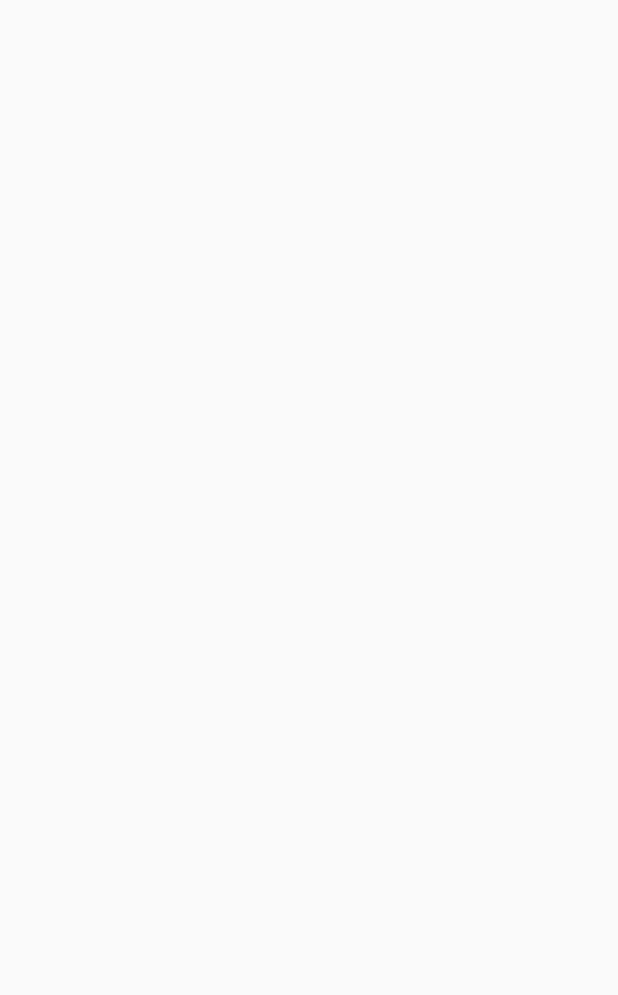
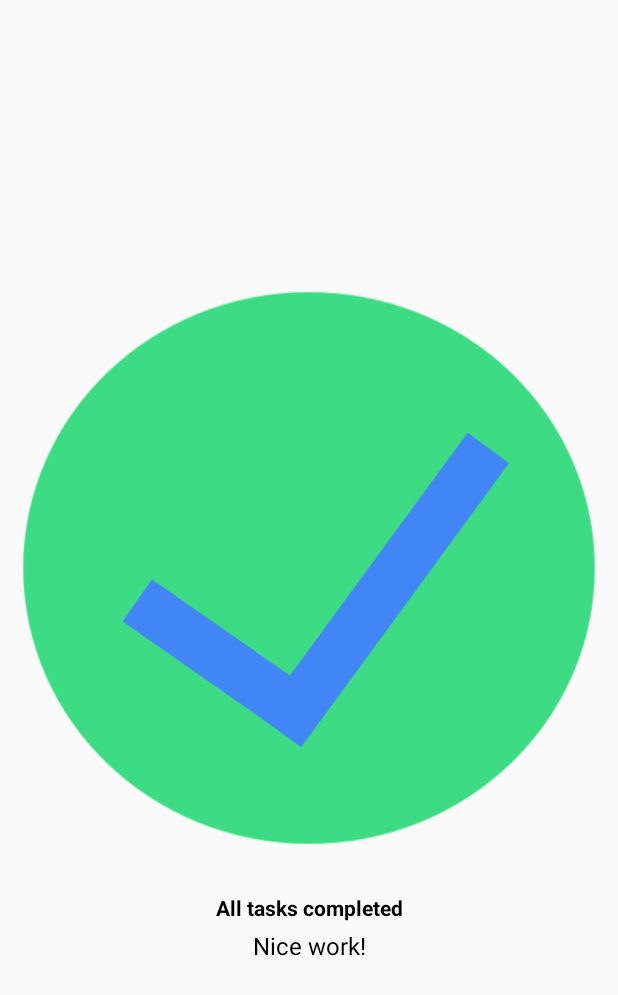
Before and after one commit to not-compose-coffee/jiyoung-kim, an Android app built with Jetpack Compose: the screen it shows after launch (MainActivity), on a phone screen of 412 x 824 dp. Before the commit the part shown is empty. Shown: the top 995 px of the screen. Run offline under Robolectric (Android 15) with nearby library versions, the phone set to English and light mode, and no system bars.

Commit message:
feat(assignment): TaskCompleted 과제 구현

```diff
--- a/week1/practice/TaskCompleted/app/src/main/java/com/example/taskcompleted/MainActivity.kt
+++ b/week1/practice/TaskCompleted/app/src/main/java/com/example/taskcompleted/MainActivity.kt
@@ -5,32 +5,50 @@ import androidx.activity.ComponentActivity
 import androidx.activity.compose.setContent
 import androidx.compose.foundation.Image
 import androidx.compose.foundation.layout.*
-import androidx.compose.material.MaterialTheme
-import androidx.compose.material.Surface
 import androidx.compose.material.Text
 import androidx.compose.runtime.Composable
 import androidx.compose.ui.Alignment
 import androidx.compose.ui.Modifier
 import androidx.compose.ui.res.painterResource
-import androidx.compose.ui.res.stringResource
 import androidx.compose.ui.text.font.FontWeight
 import androidx.compose.ui.tooling.preview.Preview
 import androidx.compose.ui.unit.dp
 import androidx.compose.ui.unit.sp
-import com.example.taskcompleted.ui.theme.TaskCompletedTheme
 
 class MainActivity : ComponentActivity() {
     override fun onCreate(savedInstanceState: Bundle?) {
         super.onCreate(savedInstanceState)
-        setContent { }
+        setContent {
+            DefaultPreview()
+        }
     }
 }
 
 @Composable
 fun TaskCompletedScreen() {
-    Column( ) { }
+    val imageResource = R.drawable.ic_task_completed
+
+    Column(
+        modifier = Modifier.fillMaxWidth()
+            .fillMaxHeight(),
+        verticalArrangement = Arrangement.Center,
+        horizontalAlignment = Alignment.CenterHorizontally
+    ) {
+        Image(painter = painterResource(id = imageResource), contentDescription = "completed")
+        Text(
+            text = "All tasks completed",
+            fontWeight = FontWeight.Bold,
+            modifier = Modifier.padding(0.dp, 24.dp, 0.dp, 8.dp)
+        )
+        Text(
+            text = "Nice work!",
+            fontSize = 16.sp
+        )
+    }
 }
 
 @Preview(showBackground = true)
 @Composable
-fun DefaultPreview() { }
+fun DefaultPreview() {
+    TaskCompletedScreen()
+}
```
